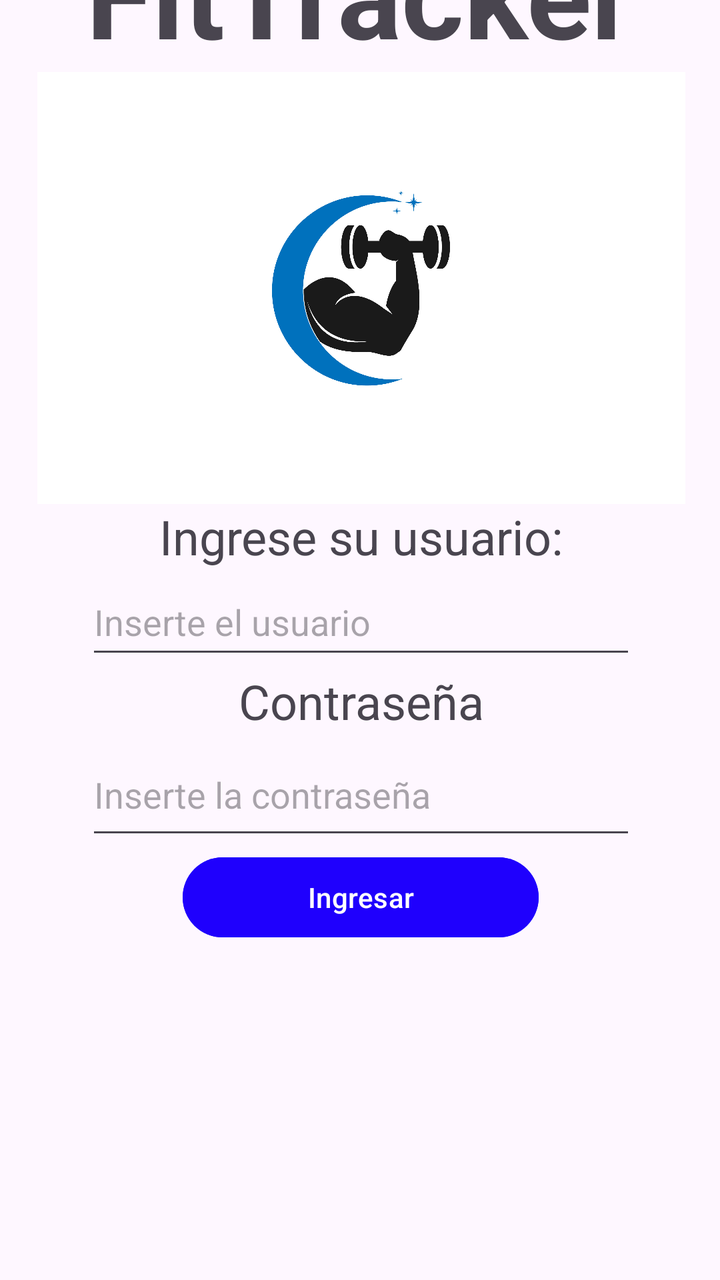
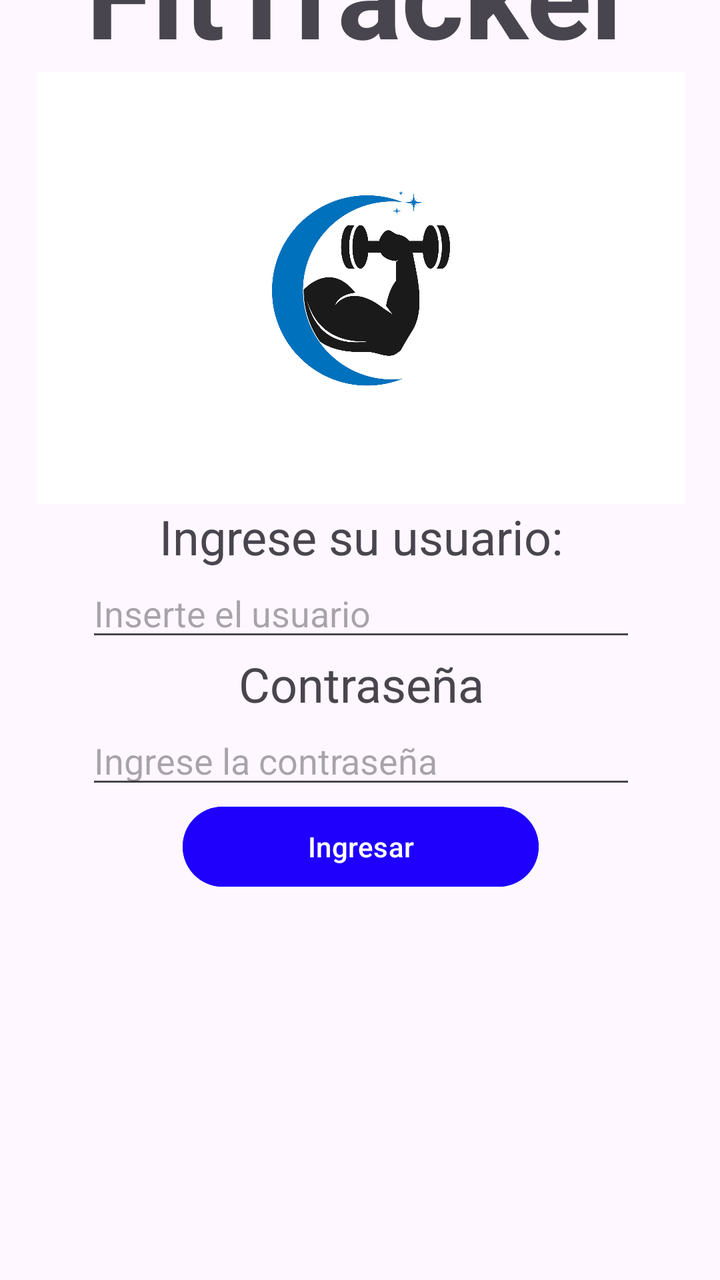

Before-and-after screenshots of an Android layout around one commit, followed by the original layout XML and the change that was made.
<!-- AndroidManifest.xml: application theme Theme.FitTracker -->
<!-- res/layout/activity_main.xml -->
<?xml version="1.0" encoding="utf-8"?>
<androidx.constraintlayout.widget.ConstraintLayout xmlns:android="http://schemas.android.com/apk/res/android"
    xmlns:app="http://schemas.android.com/apk/res-auto"
    xmlns:tools="http://schemas.android.com/tools"
    android:id="@+id/main"
    android:layout_width="match_parent"
    android:layout_height="match_parent"
    tools:context=".MainActivity">

    <androidx.constraintlayout.widget.ConstraintLayout
        android:layout_width="match_parent"
        android:layout_height="match_parent"
        app:layout_constraintBottom_toBottomOf="parent"
        app:layout_constraintEnd_toEndOf="parent"
        app:layout_constraintStart_toStartOf="parent"
        app:layout_constraintTop_toTopOf="parent">

        <LinearLayout
            android:layout_width="409dp"
            android:layout_height="729dp"
            android:orientation="vertical"
            app:layout_constraintBottom_toBottomOf="parent"
            app:layout_constraintEnd_toEndOf="parent"
            app:layout_constraintStart_toStartOf="parent"
            app:layout_constraintTop_toTopOf="parent">

            <TextView
                android:id="@+id/textView"
                android:layout_width="match_parent"
                android:layout_height="wrap_content"
                android:text="FitTracker"
                android:textAlignment="center"
                android:textSize="60sp"
                android:textStyle="bold" />

            <ImageView
                android:id="@+id/imageView"
                android:layout_width="match_parent"
                android:layout_height="216dp"
                app:srcCompat="@drawable/sport_fitness_gym_logo_template_graphics_49716794_1" />

            <TextView
                android:id="@+id/textView2"
                android:layout_width="match_parent"
                android:layout_height="wrap_content"
                android:text="Ingrese su usuario:"
                android:textAlignment="center"
                android:textSize="24sp" />

            <EditText
                android:id="@+id/editTextText"
                android:layout_width="275dp"
                android:layout_height="50dp"
                android:layout_gravity="center"
                android:ems="10"
                android:hint="Inserte el usuario"
                android:inputType="text" />

            <TextView
                android:id="@+id/textView3"
                android:layout_width="match_parent"
                android:layout_height="wrap_content"
                android:gravity="center"
                android:text="Contraseña"
                android:textSize="24sp" />

            <EditText
                android:id="@+id/editTextText2"
                android:layout_width="275dp"
                android:layout_height="58dp"
                android:layout_gravity="center"
                android:ems="10"
                android:hint="Inserte la contraseña"
                android:inputType="text" />

            <Button
                android:id="@+id/boton_ingreso"
                android:layout_width="178dp"
                android:layout_height="wrap_content"
                android:layout_gravity="center"
                android:backgroundTint="#1F00FD"
                android:text="Ingresar" />

        </LinearLayout>
    </androidx.constraintlayout.widget.ConstraintLayout>

</androidx.constraintlayout.widget.ConstraintLayout>
<!-- resources referenced by this layout -->
<resources>
  <!-- drawable sport_fitness_gym_logo_template_graphics_49716794_1: jpg bitmap (drawable, 179343 bytes) -->
  <style name="Theme.FitTracker" parent="Base.Theme.FitTracker" />
  <style name="Base.Theme.FitTracker" parent="Theme.Material3.DayNight.NoActionBar">
          
          
      </style>
</resources>

<!-- the commit's change to res/layout/activity_main.xml (unified diff, before → after) -->
@@ -50,7 +50,7 @@
             <EditText
                 android:id="@+id/editTextText"
                 android:layout_width="275dp"
-                android:layout_height="50dp"
+                android:layout_height="wrap_content"
                 android:layout_gravity="center"
                 android:ems="10"
                 android:hint="Inserte el usuario"
@@ -65,13 +65,13 @@
                 android:textSize="24sp" />
 
             <EditText
-                android:id="@+id/editTextText2"
+                android:id="@+id/editTextTextPassword"
                 android:layout_width="275dp"
-                android:layout_height="58dp"
+                android:layout_height="wrap_content"
                 android:layout_gravity="center"
                 android:ems="10"
-                android:hint="Inserte la contraseña"
-                android:inputType="text" />
+                android:hint="Ingrese la contraseña"
+                android:inputType="textPassword" />
 
             <Button
                 android:id="@+id/boton_ingreso"
